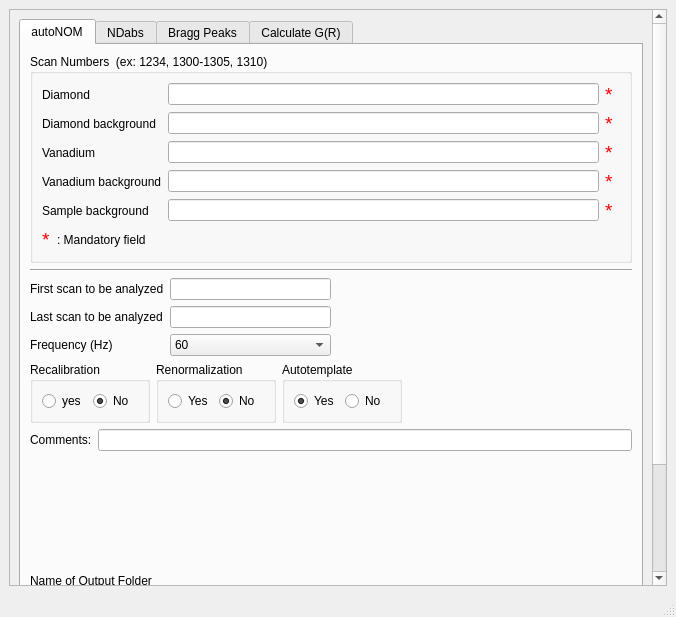
This is designer/ui_mainWindow.ui in neutrons/addie as Qt 5 draws it before an edit. The edited form follows.
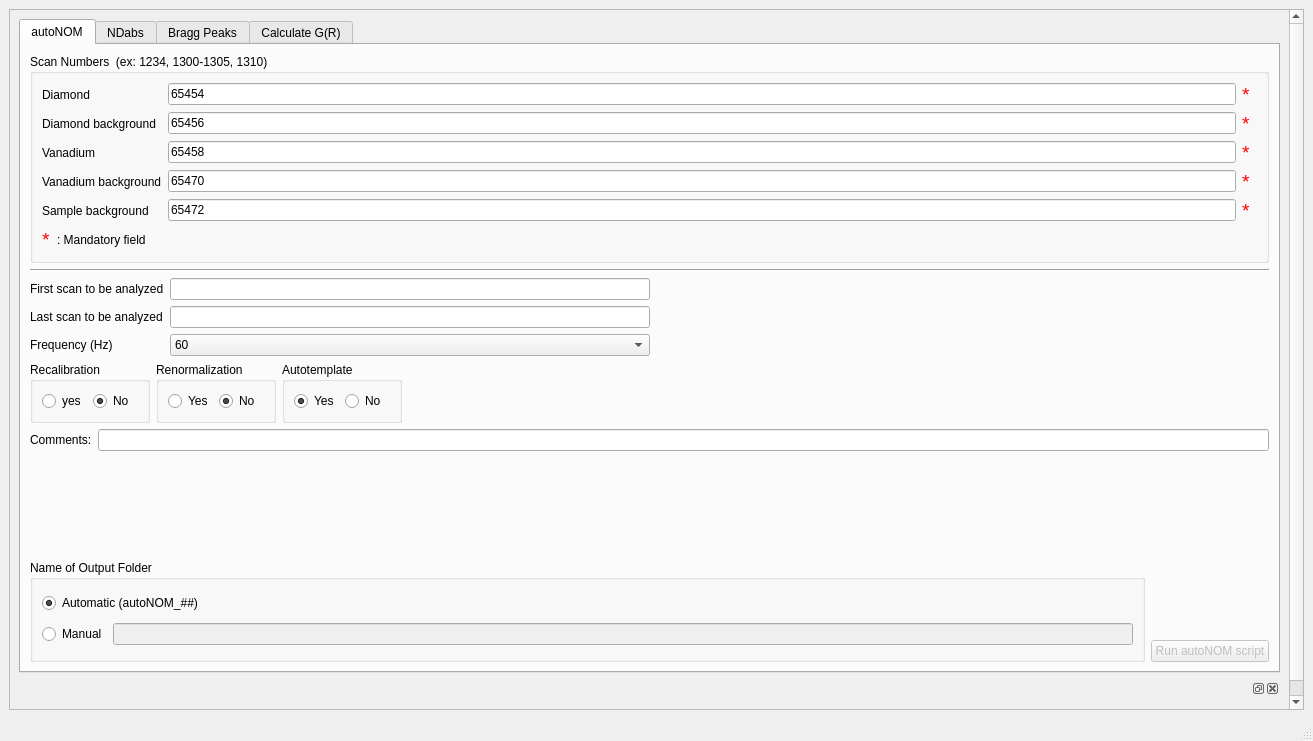
This is the edited form. Custom widgets are drawn as their Qt base class.

Commit message: Fixed ui and no_ui called and improved catching error when file of step2 does not exist

The edit to the form file:
```diff
--- a/designer/ui_mainWindow.ui
+++ b/designer/ui_mainWindow.ui
@@ -6,17 +6,44 @@
    <rect>
     <x>0</x>
     <y>0</y>
-    <width>676</width>
-    <height>617</height>
+    <width>1313</width>
+    <height>741</height>
    </rect>
   </property>
+  <property name="minimumSize">
+   <size>
+    <width>300</width>
+    <height>0</height>
+   </size>
+  </property>
   <property name="windowTitle">
    <string>MainWindow</string>
   </property>
   <widget class="QWidget" name="centralwidget">
+   <property name="minimumSize">
+    <size>
+     <width>0</width>
+     <height>0</height>
+    </size>
+   </property>
    <layout class="QVBoxLayout" name="verticalLayout">
     <item>
      <widget class="QScrollArea" name="scrollArea">
+      <property name="minimumSize">
+       <size>
+        <width>800</width>
+        <height>0</height>
+       </size>
+      </property>
+      <property name="maximumSize">
+       <size>
+        <width>16777215</width>
+        <height>16777215</height>
+       </size>
+      </property>
+      <property name="horizontalScrollBarPolicy">
+       <enum>Qt::ScrollBarAsNeeded</enum>
+      </property>
       <property name="widgetResizable">
        <bool>true</bool>
       </property>
@@ -25,10 +52,16 @@
         <rect>
          <x>0</x>
          <y>0</y>
-         <width>638</width>
+         <width>1275</width>
          <height>713</height>
         </rect>
        </property>
+       <property name="minimumSize">
+        <size>
+         <width>0</width>
+         <height>0</height>
+        </size>
+       </property>
        <layout class="QVBoxLayout" name="verticalLayout_44">
         <item>
          <layout class="QGridLayout" name="gridLayout_14">
@@ -133,7 +166,7 @@
                       <string/>
                      </property>
                      <property name="text">
-                      <string/>
+                      <string>65456</string>
                      </property>
                      <property name="placeholderText">
                       <string/>
@@ -162,7 +195,7 @@
                       <string/>
                      </property>
                      <property name="text">
-                      <string/>
+                      <string>65472</string>
                      </property>
                      <property name="placeholderText">
                       <string/>
@@ -184,7 +217,7 @@
                       <string/>
                      </property>
                      <property name="text">
-                      <string/>
+                      <string>65458</string>
                      </property>
                      <property name="placeholderText">
                       <string/>
@@ -423,7 +456,7 @@
                       <string/>
                      </property>
                      <property name="text">
-                      <string/>
+                      <string>65470</string>
                      </property>
                      <property name="placeholderText">
                       <string/>
@@ -445,7 +478,7 @@
                       <string/>
                      </property>
                      <property name="text">
-                      <string/>
+                      <string>65454</string>
                      </property>
                      <property name="placeholderText">
                       <string/>
@@ -741,23 +774,23 @@
                 </item>
                </layout>
               </item>
+              <item>
+               <spacer name="verticalSpacer_25">
+                <property name="orientation">
+                 <enum>Qt::Vertical</enum>
+                </property>
+                <property name="sizeHint" stdset="0">
+                 <size>
+                  <width>20</width>
+                  <height>20</height>
+                 </size>
+                </property>
+               </spacer>
+              </item>
               <item>
                <layout class="QHBoxLayout" name="horizontalLayout_58">
                 <item>
                  <layout class="QVBoxLayout" name="verticalLayout_33">
-                  <item>
-                   <spacer name="verticalSpacer_25">
-                    <property name="orientation">
-                     <enum>Qt::Vertical</enum>
-                    </property>
-                    <property name="sizeHint" stdset="0">
-                     <size>
-                      <width>20</width>
-                      <height>40</height>
-                     </size>
-                    </property>
-                   </spacer>
-                  </item>
                   <item>
                    <widget class="QGroupBox" name="groupBox_31">
                     <property name="title">
@@ -2209,7 +2242,7 @@
          <widget class="IPythonDockWidget" name="dockWidget_ipython">
           <property name="minimumSize">
            <size>
-            <width>70</width>
+            <width>800</width>
             <height>36</height>
            </size>
           </property>
```
Left out of the diff: 10 changed lines with no effect on the pictures. The commit also changes 5 other files.
